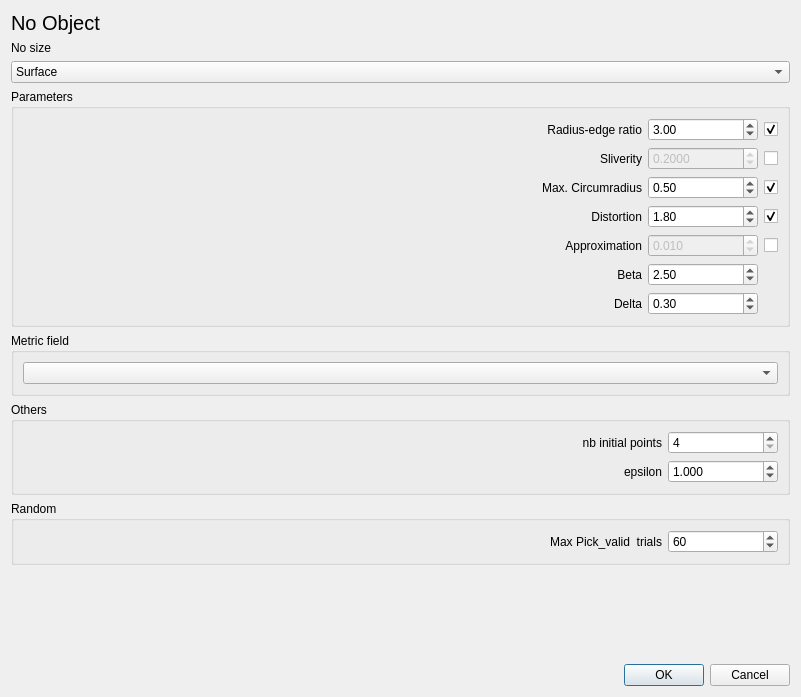
MaelRL/cgal, file Anisotropic_mesh_3/demo/ui_files/Aniso_meshing_dialog.ui: the form before one commit.
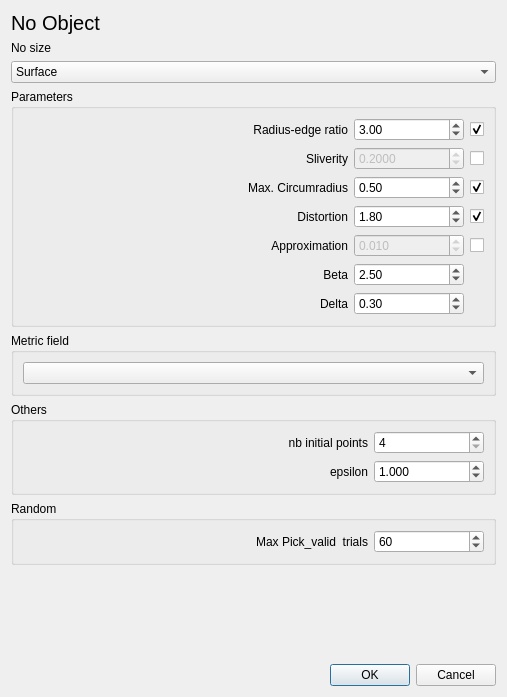
The form after the commit.

Commit message: - fix layout in UI - fix use of indices corresponding with the enum

Diff of the .ui file:
```diff
--- a/Anisotropic_mesh_3/demo/ui_files/Aniso_meshing_dialog.ui
+++ b/Anisotropic_mesh_3/demo/ui_files/Aniso_meshing_dialog.ui
@@ -9,7 +9,7 @@
    <rect>
     <x>0</x>
     <y>0</y>
-    <width>801</width>
+    <width>507</width>
     <height>697</height>
    </rect>
   </property>
@@ -318,7 +318,7 @@
      </layout>
     </widget>
    </item>
-   <item>
+   <item alignment="Qt::AlignTop">
     <widget class="QGroupBox" name="groupBox_4">
      <property name="minimumSize">
       <size>
@@ -333,7 +333,7 @@
       <string>Metric field</string>
      </property>
      <layout class="QVBoxLayout" name="verticalLayout_2">
-      <item>
+      <item alignment="Qt::AlignTop">
        <widget class="QComboBox" name="comboBox_metric"/>
       </item>
      </layout>
```
The commit also changes 1 other file.
